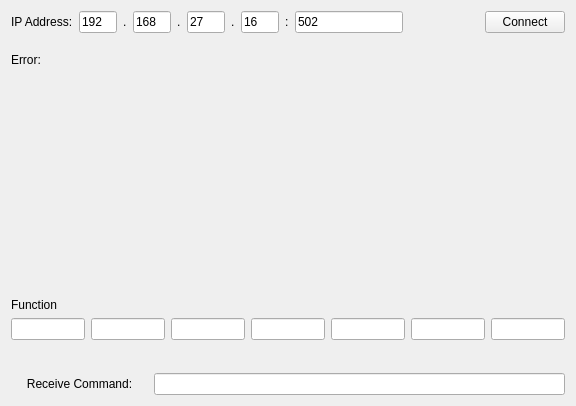
The window that ui/main.ui (threezinedine/send-command) describes before a commit, drawn with Qt 5.
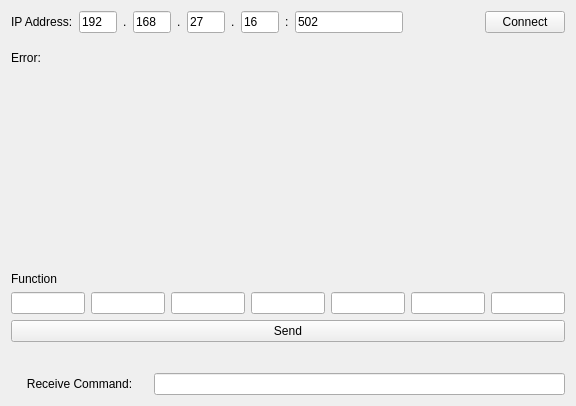
The same window after the commit.

Diff of the .ui file:
```diff
--- a/ui/main.ui
+++ b/ui/main.ui
@@ -15,7 +15,7 @@
   </property>
   <layout class="QVBoxLayout" name="verticalLayout_2">
    <item>
-    <layout class="QVBoxLayout" name="verticalLayout" stretch="2,2,10,0,1,2">
+    <layout class="QVBoxLayout" name="verticalLayout" stretch="2,2,10,0,0,1,2">
      <item>
       <layout class="QHBoxLayout" name="horizontalLayout" stretch="0,1,0,1,0,1,0,1,0,0,2,0">
        <item>
@@ -271,6 +271,13 @@
        </item>
       </layout>
      </item>
+     <item>
+      <widget class="QPushButton" name="send_button">
+       <property name="text">
+        <string>Send</string>
+       </property>
+      </widget>
+     </item>
      <item>
       <widget class="QLabel" name="command">
        <property name="text">
```
